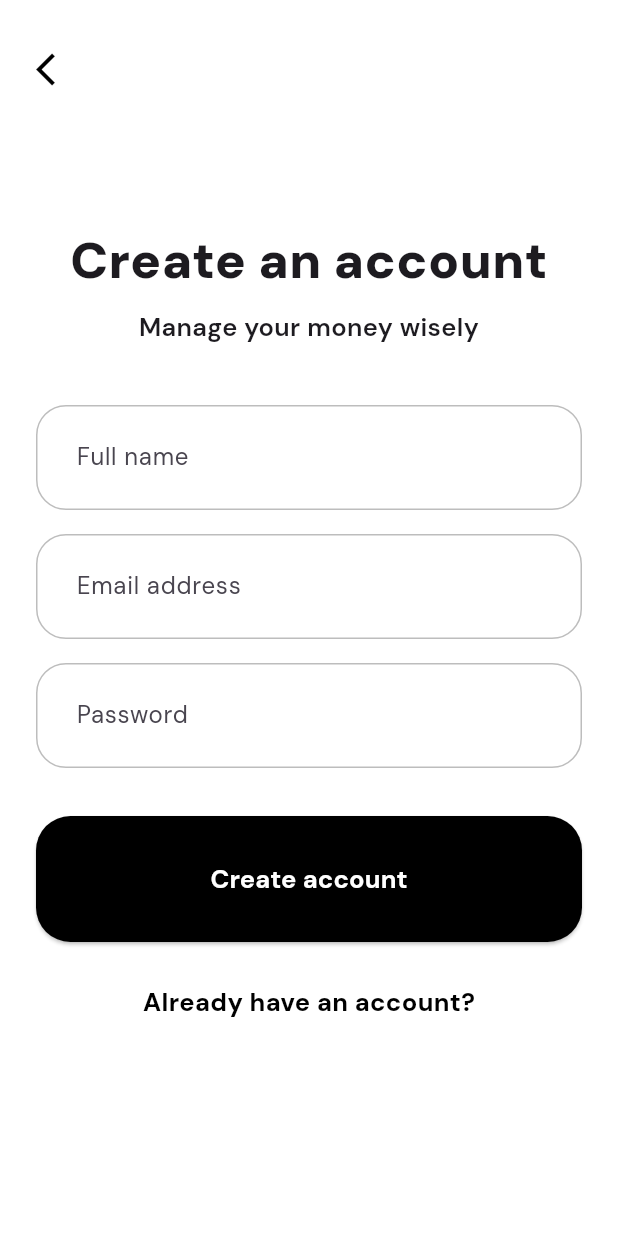
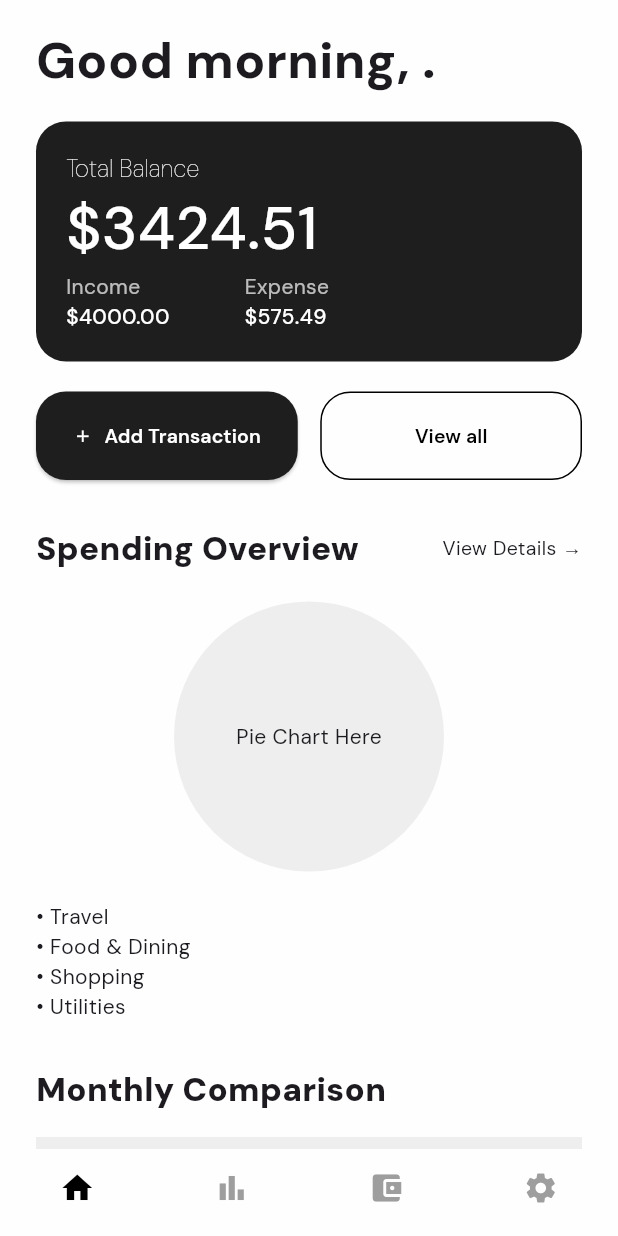
Before and after one commit to Lososel/fintrack-app, a Flutter app: the CreateAccountScreen screen opened directly, after a tap on "Create account", on a phone screen of 412 x 824 dp. Run offline on Flutter 3.47's test engine with Material 3 defaults, Android fonts, the phone set to English and light mode, and no system bars; our stand-ins replace google_fonts.

Commit message:
feat: add homepage screen

```diff
--- /dev/null
+++ b/lib/components/button/action_buttons.dart
@@ -0,0 +1,64 @@
+import 'package:flutter/material.dart';
+
+class ActionButtons extends StatelessWidget {
+  final VoidCallback onAddTransaction;
+  final VoidCallback onViewAll;
+
+  const ActionButtons({
+    super.key,
+    required this.onAddTransaction,
+    required this.onViewAll,
+  });
+
+  @override
+  Widget build(BuildContext context) {
+    return Row(
+      children: [
+        Expanded(
+          child: ElevatedButton.icon(
+            onPressed: onAddTransaction,
+            icon: const Icon(Icons.add, color: Colors.white, size: 13),
+            label: const Text(
+              "Add Transaction",
+              style: TextStyle(
+                color: Colors.white,
+                fontSize: 13,
+                fontWeight: FontWeight.w600,
+              ),
+            ),
+            style: ElevatedButton.styleFrom(
+              backgroundColor: const Color(0xff1e1e1e),
+              padding: const EdgeInsets.symmetric(vertical: 20),
+              shape: RoundedRectangleBorder(
+                borderRadius: BorderRadius.circular(20),
+              ),
+            ),
+          ),
+        ),
+
+        const SizedBox(width: 15),
+
+        Expanded(
+          child: OutlinedButton(
+            onPressed: onViewAll,
+            style: OutlinedButton.styleFrom(
+              padding: const EdgeInsets.symmetric(vertical: 20),
+              side: const BorderSide(color: Colors.black),
+              shape: RoundedRectangleBorder(
+                borderRadius: BorderRadius.circular(20),
+              ),
+            ),
+            child: const Text(
+              "View all",
+              style: TextStyle(
+                color: Colors.black,
+                fontSize: 13,
+                fontWeight: FontWeight.w600,
+              ),
+            ),
+          ),
+        ),
+      ],
+    );
+  }
+}
--- /dev/null
+++ b/lib/components/cards/balance_card.dart
@@ -0,0 +1,73 @@
+import 'package:flutter/material.dart';
+
+class BalanceCard extends StatelessWidget {
+  final double totalBalance;
+  final double income;
+  final double expense;
+
+  const BalanceCard({
+    super.key,
+    required this.totalBalance,
+    required this.income,
+    required this.expense,
+  });
+
+  @override
+  Widget build(BuildContext context) {
+    return Container(
+      padding: const EdgeInsets.all(20),
+      decoration: BoxDecoration(
+        color: const Color(0xff1e1e1e),
+        borderRadius: BorderRadius.circular(20),
+      ),
+      child: Column(
+        crossAxisAlignment: CrossAxisAlignment.start,
+        children: [
+          const Text(
+            "Total Balance",
+            style: TextStyle(
+              color: Colors.white,
+              fontSize: 16,
+              fontWeight: FontWeight.w100,
+            ),
+          ),
+
+          Text(
+            "\$${totalBalance.toStringAsFixed(2)}",
+            style: const TextStyle(
+              color: Colors.white,
+              fontSize: 40,
+              fontWeight: FontWeight.w500,
+            ),
+          ),
+
+          Row(
+            children: [
+              _info("Income", income),
+              const SizedBox(width: 50),
+              _info("Expense", expense),
+            ],
+          ),
+        ],
+      ),
+    );
+  }
+
+  Widget _info(String label, double value) {
+    return Column(
+      crossAxisAlignment: CrossAxisAlignment.start,
+      children: [
+        Text(label, style: const TextStyle(color: Colors.white70)),
+
+        Text(
+          "\$${value.toStringAsFixed(2)}",
+          style: const TextStyle(
+            color: Colors.white,
+            fontSize: 14,
+            fontWeight: FontWeight.w500,
+          ),
+        ),
+      ],
+    );
+  }
+}
--- a/lib/components/fields/input_field.dart
+++ b/lib/components/fields/input_field.dart
@@ -5,17 +5,20 @@ class InputField extends StatelessWidget {
   final bool isPassword;
   final double verticalPadding;
   final double horizontalPadding;
+  final TextEditingController? controller;
 
   const InputField({
     required this.hint,
     this.isPassword = false,
     this.verticalPadding = 23,
     this.horizontalPadding = 23,
+    this.controller,
   });
 
   @override
   Widget build(BuildContext context) {
     return TextField(
+      controller: controller,
       obscureText: isPassword,
       decoration: InputDecoration(
         hintText: hint,
--- /dev/null
+++ b/lib/components/nav/bottom_nav.dart
@@ -0,0 +1,29 @@
+import 'package:flutter/material.dart';
+
+class HomeBottomNav extends StatelessWidget {
+  const HomeBottomNav({super.key});
+
+  @override
+  Widget build(BuildContext context) {
+    return BottomNavigationBar(
+      type: BottomNavigationBarType.fixed,
+      showSelectedLabels: false,
+      showUnselectedLabels: false,
+      elevation: 0,
+      backgroundColor: Colors.transparent,
+      currentIndex: 0,
+      selectedItemColor: Colors.black,
+      unselectedItemColor: Colors.grey,
+
+      items: const [
+        BottomNavigationBarItem(icon: Icon(Icons.home), label: ""),
+        BottomNavigationBarItem(icon: Icon(Icons.bar_chart), label: ""),
+        BottomNavigationBarItem(
+          icon: Icon(Icons.account_balance_wallet),
+          label: "",
+        ),
+        BottomNavigationBarItem(icon: Icon(Icons.settings), label: ""),
+      ],
+    );
+  }
+}
--- /dev/null
+++ b/lib/components/transaction/transaction_item.dart
@@ -0,0 +1,79 @@
+import 'package:flutter/material.dart';
+import 'package:fintrack_app/models/transaction_model.dart';
+
+class TransactionItem extends StatelessWidget {
+  final TransactionModel transaction;
+
+  const TransactionItem({super.key, required this.transaction});
+
+  @override
+  Widget build(BuildContext context) {
+    return Padding(
+      padding: const EdgeInsets.symmetric(vertical: 12),
+      child: Row(
+        children: [
+          Container(
+            width: 44,
+            height: 44,
+            decoration: BoxDecoration(
+              color: transaction.isIncome
+                  ? const Color(0xffDBF4F0)
+                  : const Color(0xffFDE7E7),
+              shape: BoxShape.circle,
+            ),
+            child: Icon(
+              Icons.monetization_on,
+              size: 22,
+              color: transaction.isIncome
+                  ? Colors.green.shade700
+                  : Colors.red.shade700,
+            ),
+          ),
+
+          const SizedBox(width: 16),
+
+          // Title + Category
+          Expanded(
+            child: Column(
+              crossAxisAlignment: CrossAxisAlignment.start,
+              children: [
+                Text(
+                  transaction.title,
+                  style: const TextStyle(
+                    fontSize: 16,
+                    fontWeight: FontWeight.w900,
+                  ),
+                ),
+
+                Text(
+                  transaction.category,
+                  style: const TextStyle(fontSize: 13, color: Colors.black54),
+                ),
+              ],
+            ),
+          ),
+
+          // Amount + Date
+          Column(
+            crossAxisAlignment: CrossAxisAlignment.end,
+            children: [
+              Text(
+                "${transaction.isIncome ? '+' : '-'}\$${transaction.amount.toStringAsFixed(2)}",
+                style: TextStyle(
+                  fontSize: 16,
+                  fontWeight: FontWeight.w900,
+                  color: transaction.isIncome ? Colors.green : Colors.red,
+                ),
+              ),
+
+              Text(
+                transaction.date.toIso8601String().split("T")[0],
+                style: const TextStyle(fontSize: 13, color: Colors.black45),
+              ),
+            ],
+          ),
+        ],
+      ),
+    );
+  }
+}
--- /dev/null
+++ b/lib/models/transaction_model.dart
@@ -0,0 +1,15 @@
+class TransactionModel {
+  final String title;
+  final String category;
+  final double amount;
+  final DateTime date;
+  final bool isIncome;
+
+  TransactionModel({
+    required this.title,
+    required this.category,
+    required this.amount,
+    required this.date,
+    required this.isIncome,
+  });
+}
--- a/lib/screens/auth/login_screen.dart
+++ b/lib/screens/auth/login_screen.dart
@@ -4,9 +4,39 @@ import 'package:fintrack_app/components/button/secondary_button.dart';
 import 'package:fintrack_app/components/fields/input_field.dart';
 import 'package:fintrack_app/components/arrow/back_arrow.dart';
 import 'package:fintrack_app/screens/auth/signup_screen.dart';
+import 'package:fintrack_app/screens/home/homepage_screen.dart';
 
-class LoginScreen extends StatelessWidget {
+class LoginScreen extends StatefulWidget {
   const LoginScreen({super.key});
+
+  @override
+  State<LoginScreen> createState() => _LoginScreenState();
+}
+
+class _LoginScreenState extends State<LoginScreen> {
+  final TextEditingController emailController = TextEditingController();
+  final TextEditingController passwordController = TextEditingController();
+
+  // Example: placeholder for actual auth
+  Future<String> _performLogin(String email, String password) async {
+    // TODO: replace with real auth and fetch user profile/name
+    await Future.delayed(const Duration(milliseconds: 400));
+    // Example fallback: take part before @ as name
+    final name = email.split('@').first;
+    return name.isNotEmpty ? _capitalize(name) : 'User';
+  }
+
+  String _capitalize(String s) {
+    if (s.isEmpty) return s;
+    return s[0].toUpperCase() + s.substring(1);
+  }
+
+  @override
+  void dispose() {
+    emailController.dispose();
+    passwordController.dispose();
+    super.dispose();
+  }
 
   @override
   Widget build(BuildContext context) {
@@ -20,12 +50,8 @@ class LoginScreen extends StatelessWidget {
             children: [
               const BackArrow(),
               const SizedBox(height: 130),
-
               Align(
                 alignment: Alignment.topCenter,
-                child: Padding(
-                  padding: const EdgeInsets.symmetric(horizontal: 0),
-
                 child: Column(
                   mainAxisSize: MainAxisSize.min,
                   children: [
@@ -48,13 +74,45 @@ class LoginScreen extends StatelessWidget {
                     ),
                     const SizedBox(height: 40),
 
-                      InputField(hint: "Email address"),
+                    // Use InputField with controller (ensure your InputField accepts controller)
+                    InputField(
+                      hint: "Email address",
+                      controller: emailController,
+                    ),
                     const SizedBox(height: 16),
-
-                      InputField(hint: "Password", isPassword: true),
+                    InputField(
+                      hint: "Password",
+                      isPassword: true,
+                      controller: passwordController,
+                    ),
                     const SizedBox(height: 32),
 
-                      PrimaryButton(label: "Login", onPressed: () {}),
+                    PrimaryButton(
+                      label: "Login",
+                      onPressed: () async {
+                        final email = emailController.text.trim();
+                        final password = passwordController.text;
+                        // simple validation
+                        if (email.isEmpty || password.isEmpty) {
+                          ScaffoldMessenger.of(context).showSnackBar(
+                            const SnackBar(
+                              content: Text('Please enter email and password'),
+                            ),
+                          );
+                          return;
+                        }
+
+                        // perform login & get a name (replace this with real auth)
+                        final userName = await _performLogin(email, password);
+
+                        Navigator.pushReplacement(
+                          context,
+                          MaterialPageRoute(
+                            builder: (context) => HomeScreen(name: userName),
+                          ),
+                        );
+                      },
+                    ),
 
                     const SizedBox(height: 28),
 
@@ -64,13 +122,12 @@ class LoginScreen extends StatelessWidget {
                         Navigator.push(
                           context,
                           MaterialPageRoute(
-                              builder: (context) => const CreateAccountScreen(),
+                            builder: (context) => CreateAccountScreen(),
                           ),
                         );
                       },
                     ),
                   ],
-                  ),
                 ),
               ),
             ],
--- a/lib/screens/auth/signup_screen.dart
+++ b/lib/screens/auth/signup_screen.dart
@@ -4,9 +4,14 @@ import 'package:fintrack_app/components/button/secondary_button.dart';
 import 'package:fintrack_app/components/fields/input_field.dart';
 import 'package:fintrack_app/components/arrow/back_arrow.dart';
 import 'package:fintrack_app/screens/auth/login_screen.dart';
+import 'package:fintrack_app/screens/home/homepage_screen.dart';
 
 class CreateAccountScreen extends StatelessWidget {
-  const CreateAccountScreen({super.key});
+  final TextEditingController nameController = TextEditingController();
+  final TextEditingController emailController = TextEditingController();
+  final TextEditingController passwordController = TextEditingController();
+
+  CreateAccountScreen({super.key});
 
   @override
   Widget build(BuildContext context) {
@@ -48,16 +53,35 @@ class CreateAccountScreen extends StatelessWidget {
                       ),
                       const SizedBox(height: 40),
 
-                      InputField(hint: "Full name"),
+                      InputField(hint: "Full name", controller: nameController),
                       const SizedBox(height: 16),
 
-                      InputField(hint: "Email address"),
+                      InputField(
+                        hint: "Email address",
+                        controller: emailController,
+                      ),
                       const SizedBox(height: 16),
 
-                      InputField(hint: "Password", isPassword: true),
+                      InputField(
+                        hint: "Password",
+                        isPassword: true,
+                        controller: passwordController,
+                      ),
                       const SizedBox(height: 32),
 
-                      PrimaryButton(label: "Create account", onPressed: () {}),
+                      PrimaryButton(
+                        label: "Create account",
+                        onPressed: () {
+                          final userName = nameController.text.trim();
+
+                          Navigator.push(
+                            context,
+                            MaterialPageRoute(
+                              builder: (context) => HomeScreen(name: userName),
+                            ),
+                          );
+                        },
+                      ),
 
                       const SizedBox(height: 28),
 
@@ -65,11 +89,11 @@ class CreateAccountScreen extends StatelessWidget {
                         label: "Already have an account?",
                         onPressed: () {
                           Navigator.push(
-                              context,
-                              MaterialPageRoute(
-                                builder: (context) => const LoginScreen(),
-                              ),
-                            );
+                            context,
+                            MaterialPageRoute(
+                              builder: (context) => LoginScreen(),
+                            ),
+                          );
                         },
                       ),
                     ],
--- /dev/null
+++ b/lib/screens/home/homepage_screen.dart
@@ -0,0 +1,52 @@
+import 'package:flutter/material.dart';
+import 'package:fintrack_app/components/cards/balance_card.dart';
+import 'package:fintrack_app/screens/home/widgets/home_header.dart';
+import 'package:fintrack_app/screens/home/widgets/home_actions.dart';
+import 'package:fintrack_app/screens/home/widgets/spending_overview.dart';
+import 'package:fintrack_app/screens/home/widgets/monthly_comparison.dart';
+import 'package:fintrack_app/screens/home/widgets/balance_card_section.dart';
+import 'package:fintrack_app/components/nav/bottom_nav.dart';
+import 'package:fintrack_app/screens/home/widgets/recent_transactions.dart';
+
+class HomeScreen extends StatelessWidget {
+  final String name;
+
+  const HomeScreen({super.key, required this.name});
+
+  @override
+  Widget build(BuildContext context) {
+    return Scaffold(
+      backgroundColor: const Color(0xfF6F6F9),
+      bottomNavigationBar: const HomeBottomNav(),
+      body: SafeArea(
+        child: SingleChildScrollView(
+          padding: const EdgeInsets.symmetric(horizontal: 24),
+          child: Column(
+            crossAxisAlignment: CrossAxisAlignment.start,
+            children: [
+              const SizedBox(height: 16),
+              HomeHeader(name: name),
+
+              const SizedBox(height: 16),
+              const BalanceCardSection(),
+
+              const SizedBox(height: 20),
+              const HomeActions(),
+
+              const SizedBox(height: 30),
+              const SpendingOverview(),
+
+              const SizedBox(height: 30),
+              const MonthlyComparison(),
+
+              const SizedBox(height: 30),
+              const RecentTransactions(),
+
+              const SizedBox(height: 80),
+            ],
+          ),
+        ),
+      ),
+    );
+  }
+}
--- /dev/null
+++ b/lib/screens/home/widgets/balance_card_section.dart
@@ -0,0 +1,17 @@
+import 'package:flutter/material.dart';
+import 'package:fintrack_app/components/cards/balance_card.dart';
+
+class BalanceCardSection extends StatelessWidget {
+  const BalanceCardSection({super.key});
+
+  @override
+  Widget build(BuildContext context) {
+    // For now, static mock numbers.
+    // Later you can replace with real API / database values.
+    final income = 4000.00;
+    final expense = 575.49;
+    final total = income - expense;
+
+    return BalanceCard(totalBalance: total, income: income, expense: expense);
+  }
+}
--- /dev/null
+++ b/lib/screens/home/widgets/home_actions.dart
@@ -0,0 +1,18 @@
+import 'package:flutter/material.dart';
+import 'package:fintrack_app/components/button/action_buttons.dart';
+
+class HomeActions extends StatelessWidget {
+  const HomeActions({super.key});
+
+  @override
+  Widget build(BuildContext context) {
+    return ActionButtons(
+      onAddTransaction: () {
+        // TODO: open add transaction modal
+      },
+      onViewAll: () {
+        // TODO: navigate to full transaction list
+      },
+    );
+  }
+}
--- /dev/null
+++ b/lib/screens/home/widgets/home_header.dart
@@ -0,0 +1,14 @@
+import 'package:flutter/material.dart';
+
+class HomeHeader extends StatelessWidget {
+  final String name;
+  const HomeHeader({super.key, required this.name});
+
+  @override
+  Widget build(BuildContext context) {
+    return Text(
+      "Good morning, $name.",
+      style: TextStyle(fontSize: 34, fontWeight: FontWeight.w800),
+    );
+  }
+}
--- /dev/null
+++ b/lib/screens/home/widgets/monthly_comparison.dart
@@ -0,0 +1,24 @@
+import 'package:flutter/material.dart';
+
+class MonthlyComparison extends StatelessWidget {
+  const MonthlyComparison({super.key});
+
+  @override
+  Widget build(BuildContext context) {
+    return Column(
+      crossAxisAlignment: CrossAxisAlignment.start,
+      children: [
+        const Text(
+          "Monthly Comparison",
+          style: TextStyle(fontSize: 22, fontWeight: FontWeight.w900),
+        ),
+        const SizedBox(height: 16),
+        Container(
+          height: 180,
+          color: const Color.fromARGB(255, 238, 238, 238),
+          child: const Center(child: Text("Bar Chart Here")),
+        ),
+      ],
+    );
+  }
+}
--- /dev/null
+++ b/lib/screens/home/widgets/recent_transactions.dart
@@ -0,0 +1,55 @@
+import 'package:flutter/material.dart';
+import 'package:fintrack_app/models/transaction_model.dart';
+import 'package:fintrack_app/components/transaction/transaction_item.dart';
+
+class RecentTransactions extends StatelessWidget {
+  const RecentTransactions({super.key});
+
+  @override
+  Widget build(BuildContext context) {
+    // Mock data for now — replace with real data later
+    final List<TransactionModel> transactions = [
+      TransactionModel(
+        title: "Lunch at restaurant",
+        category: "Food & Dining",
+        amount: 45.50,
+        date: DateTime(2025, 12, 5),
+        isIncome: false,
+      ),
+      TransactionModel(
+        title: "Electricity Bill",
+        category: "Utilities",
+        amount: 120.00,
+        date: DateTime(2025, 12, 4),
+        isIncome: false,
+      ),
+      TransactionModel(
+        title: "Monthly salary",
+        category: "Salary",
+        amount: 3500.00,
+        date: DateTime(2025, 12, 1),
+        isIncome: true,
+      ),
+      TransactionModel(
+        title: "New shoes",
+        category: "Shopping",
+        amount: 89.99,
+        date: DateTime(2025, 12, 3),
+        isIncome: false,
+      ),
+    ];
+
+    return Column(
+      crossAxisAlignment: CrossAxisAlignment.start,
+      children: [
+        const Text(
+          "Recent Transactions",
+          style: TextStyle(fontSize: 22, fontWeight: FontWeight.w800),
+        ),
+        const SizedBox(height: 20),
+
+        for (var tx in transactions) TransactionItem(transaction: tx),
+      ],
+    );
+  }
+}
--- /dev/null
+++ b/lib/screens/home/widgets/spending_overview.dart
@@ -0,0 +1,49 @@
+import 'package:flutter/material.dart';
+
+class SpendingOverview extends StatelessWidget {
+  const SpendingOverview({super.key});
+
+  @override
+  Widget build(BuildContext context) {
+    return Column(
+      crossAxisAlignment: CrossAxisAlignment.start,
+      children: [
+        Row(
+          mainAxisAlignment: MainAxisAlignment.spaceBetween,
+          children: const [
+            Text(
+              "Spending Overview",
+              style: TextStyle(fontSize: 22, fontWeight: FontWeight.w900),
+            ),
+            Text(
+              "View Details →",
+              style: TextStyle(fontSize: 13, fontWeight: FontWeight.w400),
+            ),
+          ],
+        ),
+
+        const SizedBox(height: 20),
+
+        // PIE CHART PLACEHOLDER (we add real chart next)
+        Center(
+          child: Container(
+            width: 180,
+            height: 180,
+            decoration: const BoxDecoration(
+              shape: BoxShape.circle,
+              color: Color.fromARGB(255, 238, 238, 238),
+            ),
+            child: const Center(child: Text("Pie Chart Here")),
+          ),
+        ),
+
+        const SizedBox(height: 20),
+
+        const Text("• Travel"),
+        const Text("• Food & Dining"),
+        const Text("• Shopping"),
+        const Text("• Utilities"),
+      ],
+    );
+  }
+}
--- a/lib/screens/onboarding/welcome_screen.dart
+++ b/lib/screens/onboarding/welcome_screen.dart
@@ -70,8 +70,7 @@ class SignUpIntroScreen extends StatelessWidget {
                             Navigator.push(
                               context,
                               MaterialPageRoute(
-                                builder: (context) =>
-                                    const CreateAccountScreen(),
+                                builder: (context) => CreateAccountScreen(),
                               ),
                             );
                           },
--- a/pubspec.yaml
+++ b/pubspec.yaml
@@ -15,6 +15,7 @@ dev_dependencies:
     sdk: flutter
   flutter_lints: ^6.0.0
   google_fonts: ^6.1.0
+  fl_chart: ^0.68.0
 
 flutter:
   uses-material-design: true
```
Also changed, not shown: pubspec.lock. Lines whose indentation alone changed are shown as unchanged.
